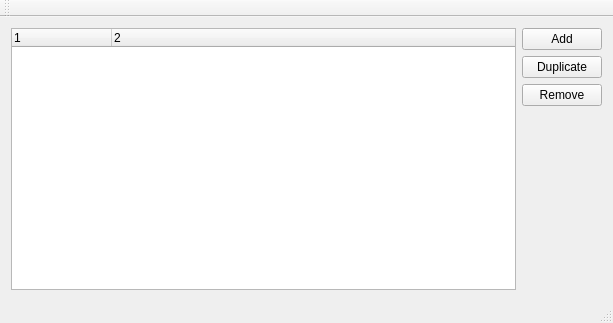
The window that calibration_gui/calibration_gui/ui/mainwindow.ui (davidtvs/calibration) describes before a commit, drawn with Qt 5.
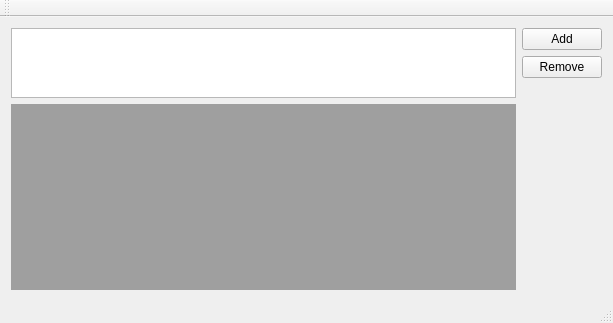
The same window after the commit.

The edit to the form file:
```diff
--- a/calibration_gui/calibration_gui/ui/mainwindow.ui
+++ b/calibration_gui/calibration_gui/ui/mainwindow.ui
@@ -15,6 +15,9 @@
   </property>
   <widget class="QWidget" name="centralWidget">
    <layout class="QGridLayout" name="gridLayout">
+    <item row="1" column="0">
+     <widget class="QMdiArea" name="mdiArea"/>
+    </item>
     <item row="0" column="1">
      <layout class="QVBoxLayout" name="verticalLayout">
       <item>
@@ -24,13 +27,6 @@
         </property>
        </widget>
       </item>
-      <item>
-       <widget class="QPushButton" name="bt_duplicate">
-        <property name="text">
-         <string>Duplicate</string>
-        </property>
-       </widget>
-      </item>
       <item>
        <widget class="QPushButton" name="bt_remove">
         <property name="text">
@@ -77,7 +73,7 @@
        <number>2</number>
       </property>
       <attribute name="headerVisible">
-       <bool>true</bool>
+       <bool>false</bool>
       </attribute>
       <column>
        <property name="text">
```
